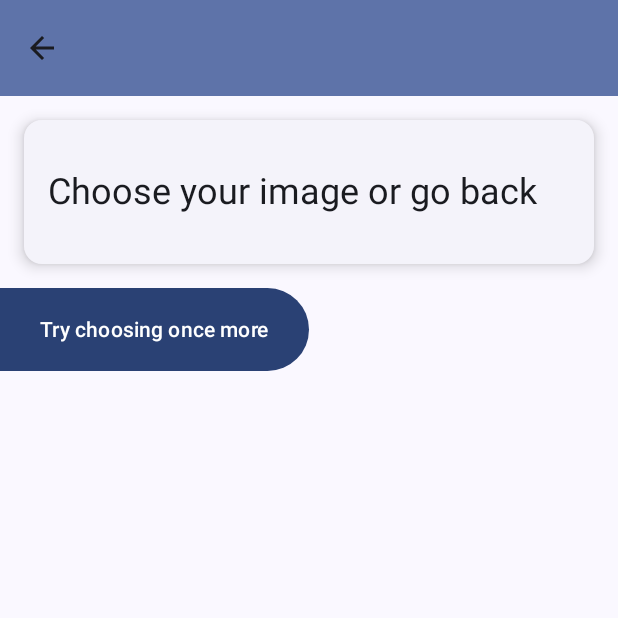
After one commit to ScheznikL/placement_example, an Android app built with Jetpack Compose: the composable PickerDisabledSection shown on its own in the app's theme, on a phone screen of 412 x 824 dp, the top half of it. The commit adds this screen. Run offline under Robolectric (Android 15) with nearby library versions, the phone set to English and light mode, and no system bars; our stand-ins replace Firebase (no records; nobody signed in at launch, a user with empty details on screens opened directly); 3 statements that could not run were skipped.

Commit message:
bearer token fix + image picker dismiss properly

```diff
--- a/app/build.gradle.kts
+++ b/app/build.gradle.kts
@@ -12,7 +12,7 @@ android {
 
     defaultConfig {
         applicationId = "com.endofjanuary.placement_example"
-        minSdk = 24
+        minSdk = 29
         targetSdk = 33
         versionCode = 1
         versionName = "1.0"
--- a/app/src/main/java/com/endofjanuary/placement_example/data/remote/meshy/Interseptor.kt
+++ b/app/src/main/java/com/endofjanuary/placement_example/data/remote/meshy/Interseptor.kt
@@ -5,7 +5,7 @@ import okhttp3.Interceptor
 import okhttp3.Response
 
 const val HEADER_NAME = "Authorization"
-const val TOKEN_TYPE = "Bearer "
+const val TOKEN_TYPE = "Bearer"
 
 
 class AuthTokenInterceptor : Interceptor {
--- a/app/src/main/java/com/endofjanuary/placement_example/home/HomeScreen.kt
+++ b/app/src/main/java/com/endofjanuary/placement_example/home/HomeScreen.kt
@@ -39,6 +39,7 @@ import androidx.compose.material3.Scaffold
 import androidx.compose.material3.Surface
 import androidx.compose.material3.Text
 import androidx.compose.material3.TopAppBar
+import androidx.compose.material3.rememberModalBottomSheetState
 import androidx.compose.runtime.*
 import androidx.compose.ui.Alignment
 import androidx.compose.ui.Modifier
@@ -92,6 +93,7 @@ fun HomeScreen(
     }
 }
 
+@OptIn(ExperimentalMaterial3Api::class)
 @Composable
 fun HomeContent(
     modifier: Modifier = Modifier,
@@ -105,6 +107,8 @@ fun HomeContent(
     val appBarColor = surfaceColor.copy(alpha = 0.87f)
 
     val showBottomSheet = remember { mutableStateOf(false) }
+    val sheetState = rememberModalBottomSheetState()
+    val scope = rememberCoroutineScope()
 
     val scrollState = rememberLazyListState()
 
@@ -226,6 +230,8 @@ fun HomeContent(
     UploadImageBottomSheet(
         navController = navController,
         showBottomSheet = showBottomSheet,
+        sheetState = sheetState,
+        scope = scope
     )
 }
 
--- /dev/null
+++ b/app/src/main/java/com/endofjanuary/placement_example/upload_image/PickerDisabledSection.kt
@@ -0,0 +1,61 @@
+package com.endofjanuary.placement_example.upload_image
+
+import androidx.compose.foundation.layout.Arrangement
+import androidx.compose.foundation.layout.Box
+import androidx.compose.foundation.layout.Column
+import androidx.compose.foundation.layout.fillMaxWidth
+import androidx.compose.foundation.layout.padding
+import androidx.compose.foundation.layout.wrapContentSize
+import androidx.compose.material3.CardDefaults
+import androidx.compose.material3.ElevatedCard
+import androidx.compose.material3.MaterialTheme
+import androidx.compose.material3.Scaffold
+import androidx.compose.material3.Text
+import androidx.compose.runtime.Composable
+import androidx.compose.ui.Alignment
+import androidx.compose.ui.Modifier
+import androidx.compose.ui.res.stringResource
+import androidx.compose.ui.unit.dp
+import androidx.navigation.NavController
+import com.endofjanuary.placement_example.R
+import com.endofjanuary.placement_example.utils.components.EdgeButton
+import com.endofjanuary.placement_example.utils.screens.DefaultTopAppBar
+
+@Composable
+fun PickerDisabledSection(
+    navController: NavController,
+    modifier: Modifier = Modifier,
+    onChooseAgain: () -> Unit,
+) {
+    Scaffold(
+        topBar = { DefaultTopAppBar(navController = navController) },
+        modifier = modifier
+    ) { padding ->
+        Column(Modifier.padding(padding), Arrangement.Center, Alignment.CenterHorizontally) {
+            ElevatedCard(
+                modifier = Modifier
+                    .wrapContentSize()
+                    .padding(16.dp),
+                elevation = CardDefaults.cardElevation(
+                    defaultElevation = 6.dp
+                )
+            ) {
+                Text(
+                    text = stringResource(R.string.choose_your_image_or_go_back),
+                    style = MaterialTheme.typography.headlineSmall,
+                    modifier = Modifier
+                        .fillMaxWidth()
+                        .padding(horizontal = 16.dp, vertical = 32.dp)
+                )
+            }
+            Box(modifier = Modifier.fillMaxWidth()) {
+                EdgeButton(
+                    onProceedClick = { onChooseAgain() },
+                    title = stringResource(R.string.try_choosing_once_more),
+                    inverseShape = true,
+                    modifier = Modifier.align(Alignment.TopStart)
+                )
+            }
+        }
+    }
+}
--- a/app/src/main/java/com/endofjanuary/placement_example/user_cabinet/UserProfileScreen.kt
+++ b/app/src/main/java/com/endofjanuary/placement_example/user_cabinet/UserProfileScreen.kt
@@ -97,7 +97,7 @@ fun UserProfileScreen(
 
 
     val sheetState = rememberModalBottomSheetState()
-    var showBottomSheet = remember { mutableStateOf(false) }
+    val showBottomSheet = remember { mutableStateOf(false) }
     val scope = rememberCoroutineScope()
 
     LaunchedEffect(viewState.displayName) {
--- a/app/src/main/java/com/endofjanuary/placement_example/utils/components/EdgeButton.kt
+++ b/app/src/main/java/com/endofjanuary/placement_example/utils/components/EdgeButton.kt
@@ -13,10 +13,10 @@ import androidx.compose.ui.unit.dp
 
 @Composable
 fun EdgeButton(
+    title: String,
+    modifier: Modifier = Modifier,
     enabled: Boolean = true,
     onProceedClick: () -> Unit,
-    modifier: Modifier = Modifier,
-    title: String,
     inverseShape: Boolean = false
 ) {
     val shape = if (!inverseShape) {
@@ -41,8 +41,8 @@ fun EdgeButton(
         contentPadding = PaddingValues(8.dp),
         shape = shape,
         colors = ButtonColors(
-            containerColor = MaterialTheme.colorScheme.onPrimary,
-            contentColor = MaterialTheme.colorScheme.primary,
+            containerColor = MaterialTheme.colorScheme.primary,
+            contentColor = MaterialTheme.colorScheme.onPrimary,
             disabledContainerColor = MaterialTheme.colorScheme.inverseOnSurface,
             disabledContentColor = MaterialTheme.colorScheme.inversePrimary
         )
--- a/app/src/main/java/com/endofjanuary/placement_example/utils/screens/DefaultTopAppBar.kt
+++ b/app/src/main/java/com/endofjanuary/placement_example/utils/screens/DefaultTopAppBar.kt
@@ -16,7 +16,7 @@ import com.endofjanuary.placement_example.R
 
 @OptIn(ExperimentalMaterial3Api::class)
 @Composable
-fun DefaultTopAppBar(title: String?, navController: NavController) {
+fun DefaultTopAppBar(title: String? = null, navController: NavController) {
     TopAppBar(
         title = { Text(text = title ?: "") },
         colors = TopAppBarDefaults.mediumTopAppBarColors(
--- a/app/src/main/res/values/strings.xml
+++ b/app/src/main/res/values/strings.xml
@@ -1,7 +1,7 @@
 <resources>
     <string name="app_name">placement_example</string>
     <string name="home_header">Last Models:</string>
-    <string name="home_empty_text">You haven\'t viewed any model yet</string>
+    <string name="home_empty_text">You haven\'t created any model yet</string>
     <string name="home_button_chat">Begin chat to create unique model</string>
     <string name="home_button_image">Model from Image</string>
     <string name="loading">loading model…</string>
@@ -84,7 +84,7 @@
     <string name="tab_from_image">Models from image</string>
     <string name="room_no_model_error">No model with corresponding %1$s</string>
     <string name="your_data_is_uploading">Your data is uploading …</string>
-    <string name="model_progress">The model is in progress…\n%1$s%</string>
+    <string name="model_progress">The model is in progress…</string>
     <string name="sign_up">Sign Up</string>
     <string name="sign_in">Sign In</string>
     <string name="enter_email">Enter email</string>
@@ -128,5 +128,7 @@
     <string name="sing_out_dialog">Are you sure want to continue\nAll unsaved models will be lost</string>
     <string name="request_model">Request model</string>
     <string name="delete_selected">Are you sure want to delete %d model%s ?</string>
+    <string name="choose_your_image_or_go_back">Choose your image or go back</string>
+    <string name="try_choosing_once_more">Try choosing once more</string>
 
 </resources>
```
Also changed, not shown: app/src/main/java/com/endofjanuary/placement_example/MainActivity.kt (+79 -3 lines), app/src/main/java/com/endofjanuary/placement_example/MainViewModel.kt (+20 -6 lines), app/src/main/java/com/endofjanuary/placement_example/ar_screen/ARScreen.kt (+11 -3 lines), app/src/main/java/com/endofjanuary/placement_example/models_list_screen/ModelsListScreen.kt (+2 -12 lines), app/src/main/java/com/endofjanuary/placement_example/repo/AWStorageRepoImpl.kt (+6 -1 lines), app/src/main/java/com/endofjanuary/placement_example/upload_image/OnDataLoading.kt (+23 -7 lines), app/src/main/java/com/endofjanuary/placement_example/upload_image/UploadImageBottomSheet.kt (+4 -4 lines), app/src/main/java/com/endofjanuary/placement_example/upload_image/UploadImageScreen.kt (+13 -13 lines), app/src/main/java/com/endofjanuary/placement_example/upload_image/UploadImageViewModel.kt (+16 -2 lines).
